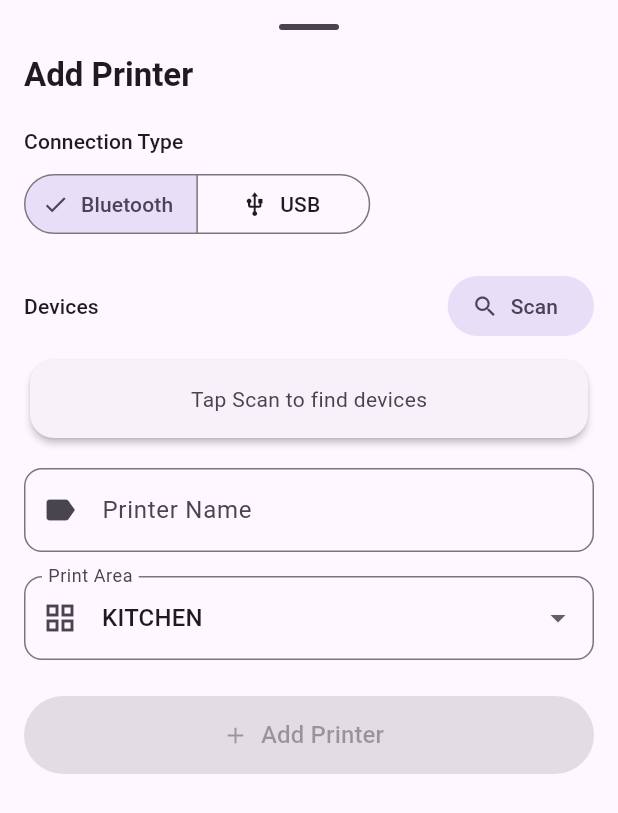
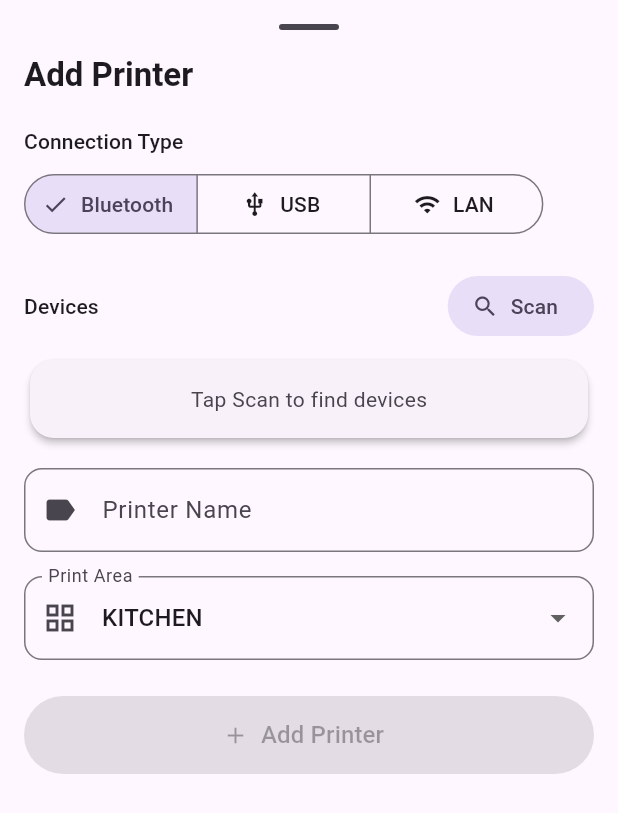
Before and after one commit to IgoWisnu/mozzy-printer, a Flutter app: the AddPrinterDialog widget shown alone on an empty page, opened directly, on a phone screen of 412 x 824 dp. Shown: the top 813 px of the screen. Run offline on Flutter 3.47's test engine with Material 3 defaults, Android fonts, the phone set to English and light mode, and no system bars; our stand-ins replace flutter_local_notifications, permission_handler, shared_preferences, socket_io_client; missing offline and left inert: flutter_background_service, flutter_thermal_printer; accounts and stored records are empty.

Commit message:
segara-wangi setup

```diff
--- a/lib/data/models/printer_model.dart
+++ b/lib/data/models/printer_model.dart
@@ -1,6 +1,6 @@
 import 'dart:convert';
 
-enum PrinterConnectionType { bluetooth, usb }
+enum PrinterConnectionType { bluetooth, usb, lan }
 
 class PrinterModel {
   final String id;
--- a/lib/presentation/widgets/add_printer_dialog.dart
+++ b/lib/presentation/widgets/add_printer_dialog.dart
@@ -16,6 +16,7 @@ class AddPrinterDialog extends StatefulWidget {
 
 class _AddPrinterDialogState extends State<AddPrinterDialog> {
   late TextEditingController _nameController;
+  late TextEditingController _ipController;
   String _printArea = 'kitchen';
   PrinterConnectionType _connectionType = PrinterConnectionType.bluetooth;
   Printer? _selectedDevice;
@@ -29,6 +30,11 @@ class _AddPrinterDialogState extends State<AddPrinterDialog> {
     _isEditing = widget.existingPrinter != null;
     _nameController = TextEditingController(
       text: widget.existingPrinter?.name ?? '',
+    );
+    _ipController = TextEditingController(
+      text: widget.existingPrinter?.connectionType == PrinterConnectionType.lan
+          ? widget.existingPrinter?.address
+          : '',
     );
 
     // Load print areas from settings
@@ -51,6 +57,7 @@ class _AddPrinterDialogState extends State<AddPrinterDialog> {
   @override
   void dispose() {
     _nameController.dispose();
+    _ipController.dispose();
     super.dispose();
   }
 
@@ -108,6 +115,11 @@ class _AddPrinterDialogState extends State<AddPrinterDialog> {
                   label: Text('USB'),
                   icon: Icon(Icons.usb),
                 ),
+                ButtonSegment(
+                  value: PrinterConnectionType.lan,
+                  label: Text('LAN'),
+                  icon: Icon(Icons.wifi),
+                ),
               ],
               selected: {_connectionType},
               onSelectionChanged: (val) {
@@ -120,7 +132,7 @@ class _AddPrinterDialogState extends State<AddPrinterDialog> {
             const SizedBox(height: 20),
 
             // Scan for devices
-            if (!_isEditing) ...[
+            if (!_isEditing && _connectionType != PrinterConnectionType.lan) ...[
               Consumer<PrinterProvider>(
                 builder: (_, prov, __) {
                   return Column(
@@ -227,8 +239,26 @@ class _AddPrinterDialogState extends State<AddPrinterDialog> {
                   borderRadius: BorderRadius.circular(12),
                 ),
               ),
+              onChanged: (_) => setState(() {}),
             ),
             const SizedBox(height: 16),
+
+            if (_connectionType == PrinterConnectionType.lan) ...[
+              TextField(
+                controller: _ipController,
+                decoration: InputDecoration(
+                  labelText: 'IP Address',
+                  hintText: 'e.g. 192.168.1.100',
+                  prefixIcon: const Icon(Icons.link),
+                  border: OutlineInputBorder(
+                    borderRadius: BorderRadius.circular(12),
+                  ),
+                ),
+                keyboardType: const TextInputType.numberWithOptions(decimal: true),
+                onChanged: (_) => setState(() {}),
+              ),
+              const SizedBox(height: 16),
+            ],
 
             // Print Area Dropdown
             DropdownButtonFormField<String>(
@@ -274,7 +304,8 @@ class _AddPrinterDialogState extends State<AddPrinterDialog> {
 
   bool _canSave() {
     if (_nameController.text.isEmpty) return false;
-    if (!_isEditing && _selectedDevice == null) return false;
+    if (_connectionType == PrinterConnectionType.lan && _ipController.text.isEmpty) return false;
+    if (!_isEditing && _connectionType != PrinterConnectionType.lan && _selectedDevice == null) return false;
     return true;
   }
 
@@ -284,6 +315,7 @@ class _AddPrinterDialogState extends State<AddPrinterDialog> {
     if (_isEditing) {
       final updated = widget.existingPrinter!.copyWith(
         name: _nameController.text.trim(),
+        address: _connectionType == PrinterConnectionType.lan ? _ipController.text.trim() : widget.existingPrinter!.address,
         printArea: _printArea,
         connectionType: _connectionType,
       );
@@ -291,7 +323,7 @@ class _AddPrinterDialogState extends State<AddPrinterDialog> {
     } else {
       await printerProv.addPrinter(
         name: _nameController.text.trim(),
-        address: _selectedDevice?.address ?? '',
+        address: _connectionType == PrinterConnectionType.lan ? _ipController.text.trim() : _selectedDevice?.address ?? '',
         printArea: _printArea,
         connectionType: _connectionType,
       );
```
Also changed, not shown: lib/core/services/background_service.dart (+22 -7 lines).
